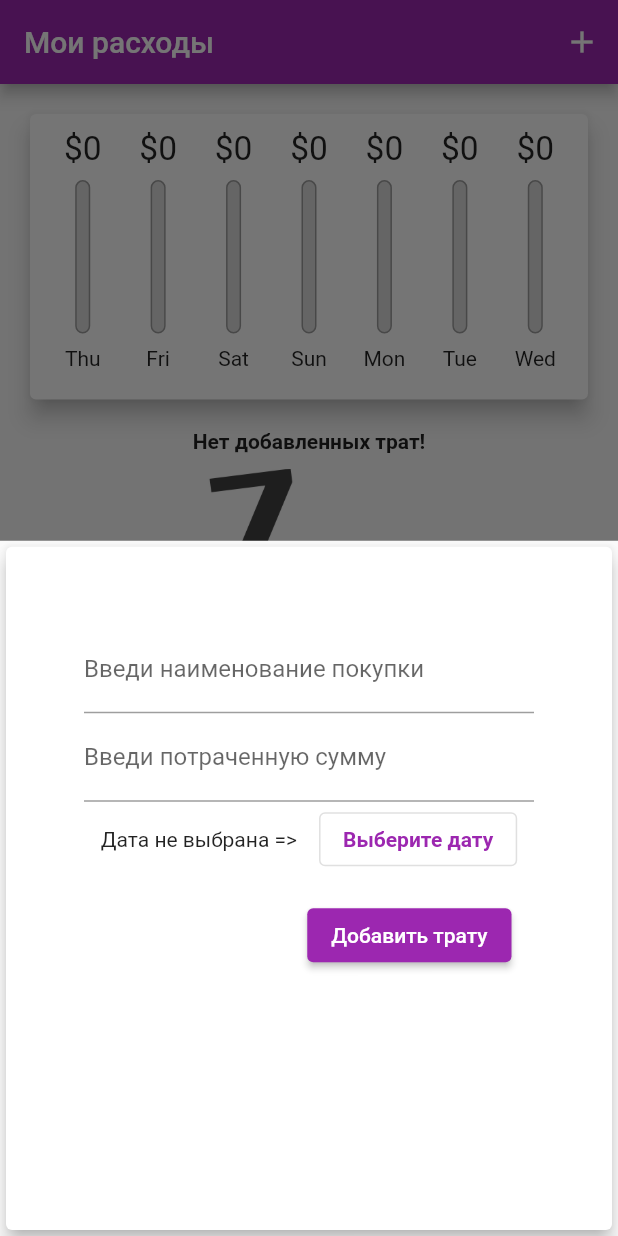
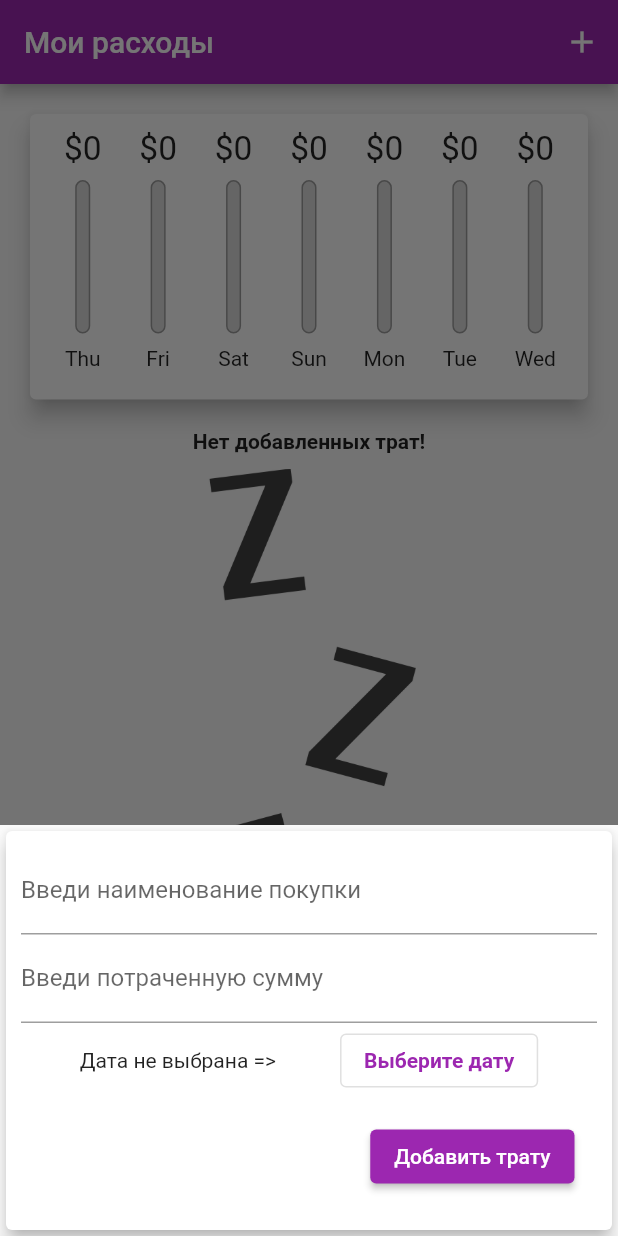
Before and after one commit to VladKodletov/my_expenses, a Flutter app: the screen it shows after launch, after a tap on the "add" icon, on a phone screen of 412 x 824 dp. Run offline on Flutter 3.47's test engine with Material 2 defaults, Android fonts, the phone set to English and light mode, and no system bars.

```diff
--- a/lib/widgets/new_transaction.dart
+++ b/lib/widgets/new_transaction.dart
@@ -26,11 +26,7 @@ class _NewTransactionsState extends State<NewTransactions> {
       return;
     }
 
-    widget.addTrans(
-      enteredTitle,
-      enteredAmount,
-      _selectedDate
-    );
+    widget.addTrans(enteredTitle, enteredAmount, _selectedDate);
     Navigator.of(context).pop();
   }
 
@@ -52,10 +48,16 @@ class _NewTransactionsState extends State<NewTransactions> {
 
   @override
   Widget build(BuildContext context) {
-    return Card(
+    return SingleChildScrollView(
+      child: Card(
         elevation: 5,
         child: Container(
-        padding: EdgeInsets.all(52),
+          padding: EdgeInsets.only(
+            top: 10,
+            left: 10,
+            right: 10,
+            bottom: MediaQuery.of(context).viewInsets.bottom + 10,
+          ),
           child: Column(
             crossAxisAlignment: CrossAxisAlignment.end,
             children: <Widget>[
@@ -69,7 +71,8 @@ class _NewTransactionsState extends State<NewTransactions> {
                 controller: _amountController,
                 keyboardType: TextInputType.number,
                 onSubmitted: (_) => _submitData(),
-              decoration: InputDecoration(labelText: 'Введи потраченную сумму'),
+                decoration:
+                    InputDecoration(labelText: 'Введи потраченную сумму'),
               ),
               Container(
                 height: 50,
@@ -99,6 +102,7 @@ class _NewTransactionsState extends State<NewTransactions> {
             ],
           ),
         ),
+      ),
     );
   }
 }
```
Also changed, not shown: textcourse/01flutterMaxS.dart (+17 -0 lines). Lines whose indentation alone changed are shown as unchanged.
